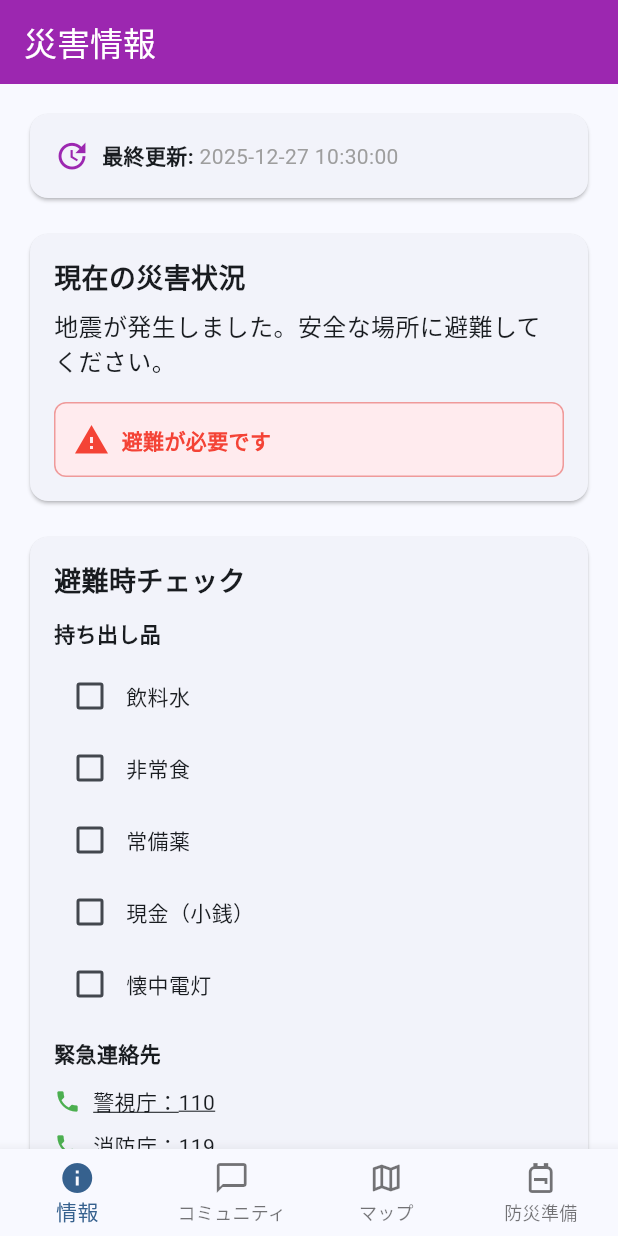
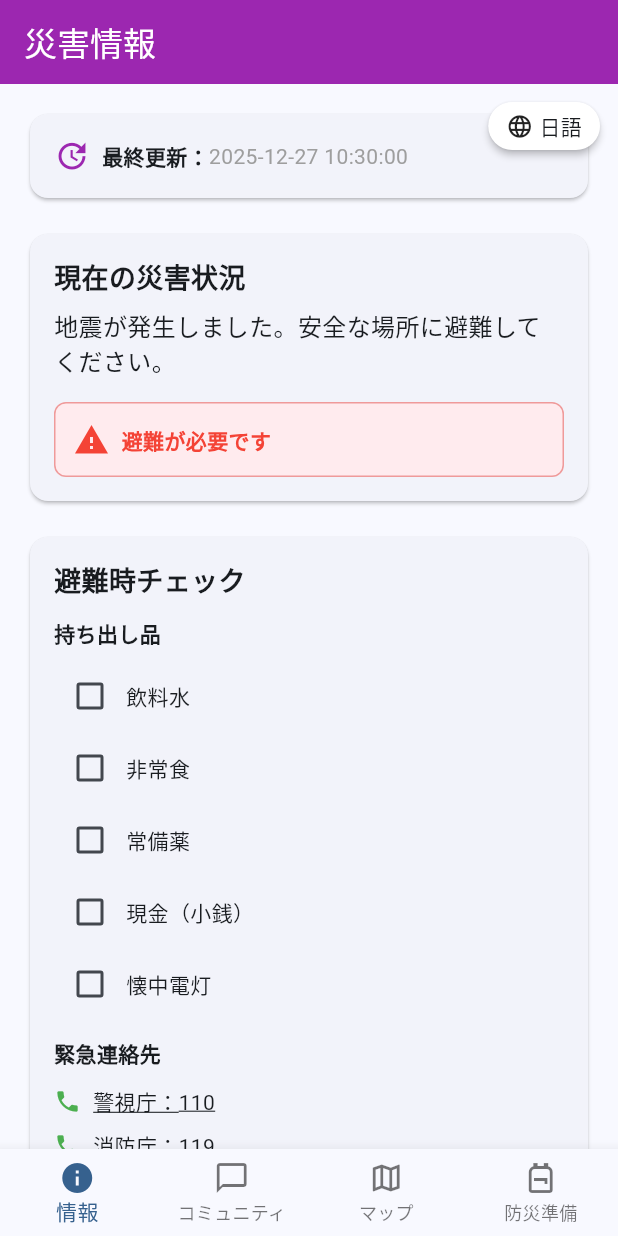
Before and after one commit to SolaIntegral/udc2025, a Flutter app: the screen it shows after launch, on a phone screen of 412 x 824 dp. Run offline on Flutter 3.47's test engine with Material 3 defaults, Android fonts, the phone set to English and light mode, and no system bars; our stand-ins replace flutter_map, flutter_riverpod, freezed_annotation, go_router, latlong2, riverpod_annotation and 1 more; generated files the repository leaves out were written again.

Commit message:
feat: Add mulilingual function

```diff
--- /dev/null
+++ b/lib/core/providers/language_provider.dart
@@ -0,0 +1,22 @@
+import 'package:riverpod_annotation/riverpod_annotation.dart';
+
+part 'language_provider.g.dart';
+
+/// アプリ内で使用する言語
+enum AppLanguage {
+  ja,
+  en,
+  zh,
+  ko,
+}
+
+@riverpod
+class Language extends _$Language {
+  @override
+  AppLanguage build() => AppLanguage.ja;
+
+  /// 言語を切り替える
+  void setLanguage(AppLanguage lang) {
+    state = lang;
+  }
+}
--- a/lib/features/home/presentation/pages/home_page.dart
+++ b/lib/features/home/presentation/pages/home_page.dart
@@ -6,8 +6,12 @@ import '../../../communication/presentation/pages/communication_page.dart';
 import '../../../map/presentation/pages/map_page.dart';
 import '../../../emergency/presentation/pages/emergency_status_page.dart';
 
+import '../../../../core/i18n/app_strings.dart' as strings;
+import '../../../../core/providers/language_provider.dart';
+
 /// ホーム画面
 /// BottomNavigationBarで画面を切り替える
+/// 表示文言は多言語対応（LanguageProvider）
 class HomePage extends ConsumerStatefulWidget {
   const HomePage({super.key});
 
@@ -27,6 +31,8 @@ class _HomePageState extends ConsumerState<HomePage> {
 
   @override
   Widget build(BuildContext context) {
+    final lang = ref.watch(languageProvider);
+
     return Scaffold(
       body: _pages[_currentIndex],
       bottomNavigationBar: BottomNavigationBar(
@@ -37,26 +43,26 @@ class _HomePageState extends ConsumerState<HomePage> {
           });
         },
         type: BottomNavigationBarType.fixed,
-        items: const [
+        items: [
           BottomNavigationBarItem(
-            icon: Icon(Icons.info_outline),
-            activeIcon: Icon(Icons.info),
-            label: '情報',
+            icon: const Icon(Icons.info_outline),
+            activeIcon: const Icon(Icons.info),
+            label: strings.t('tab_info', lang),
           ),
           BottomNavigationBarItem(
-            icon: Icon(Icons.chat_bubble_outline),
-            activeIcon: Icon(Icons.chat_bubble),
-            label: 'コミュニティ',
+            icon: const Icon(Icons.chat_bubble_outline),
+            activeIcon: const Icon(Icons.chat_bubble),
+            label: strings.t('tab_community', lang),
           ),
           BottomNavigationBarItem(
-            icon: Icon(Icons.map_outlined),
-            activeIcon: Icon(Icons.map),
-            label: 'マップ',
+            icon: const Icon(Icons.map_outlined),
+            activeIcon: const Icon(Icons.map),
+            label: strings.t('tab_map', lang),
           ),
           BottomNavigationBarItem(
-            icon: Icon(Icons.backpack_outlined),
-            activeIcon: Icon(Icons.backpack),
-            label: '防災準備',
+            icon: const Icon(Icons.backpack_outlined),
+            activeIcon: const Icon(Icons.backpack),
+            label: strings.t('tab_preparedness', lang),
           ),
         ],
       ),
--- a/lib/features/info/presentation/pages/info_page.dart
+++ b/lib/features/info/presentation/pages/info_page.dart
@@ -1,6 +1,8 @@
 import 'package:flutter/material.dart';
 import 'package:flutter_riverpod/flutter_riverpod.dart';
 import '../../../emergency/presentation/providers/emergency_preparedness_provider.dart';
+import '../../../../core/providers/language_provider.dart';
+import '../../../../core/i18n/app_strings.dart';
 
 /// 情報・更新画面（紫のヘッダー）
 /// 災害情報、避難情報、最終更新日時などを表示
@@ -14,13 +16,17 @@ class InfoPage extends ConsumerStatefulWidget {
 class _InfoPageState extends ConsumerState<InfoPage> {
   @override
   Widget build(BuildContext context) {
+    final lang = ref.watch(languageProvider);
+
     return Scaffold(
       appBar: AppBar(
-        title: const Text('災害情報'),
+        title: Text(t('info_title', lang)),
         backgroundColor: Colors.purple,
         foregroundColor: Colors.white,
       ),
-      body: SingleChildScrollView(
+      body: Stack(
+        children: [
+          SingleChildScrollView(
             padding: const EdgeInsets.all(16.0),
             child: Column(
               crossAxisAlignment: CrossAxisAlignment.start,
@@ -33,9 +39,9 @@ class _InfoPageState extends ConsumerState<InfoPage> {
                       children: [
                         const Icon(Icons.update, color: Colors.purple),
                         const SizedBox(width: 8),
-                    const Text(
-                      '最終更新: ',
-                      style: TextStyle(fontWeight: FontWeight.bold),
+                        Text(
+                          t('last_updated', lang),
+                          style: const TextStyle(fontWeight: FontWeight.bold),
                         ),
                         Text(
                           DateTime.now().toString().substring(0, 19),
@@ -47,24 +53,24 @@ class _InfoPageState extends ConsumerState<InfoPage> {
                 ),
                 const SizedBox(height: 16),
 
-            // 災害についての説明と避難の必要性
+                // 現在の災害状況
                 Card(
                   child: Padding(
                     padding: const EdgeInsets.all(16.0),
                     child: Column(
                       crossAxisAlignment: CrossAxisAlignment.start,
                       children: [
-                    const Text(
-                      '現在の災害状況',
-                      style: TextStyle(
+                        Text(
+                          t('current_disaster', lang),
+                          style: const TextStyle(
                             fontSize: 18,
                             fontWeight: FontWeight.bold,
                           ),
                         ),
                         const SizedBox(height: 8),
-                    const Text(
-                      '地震が発生しました。安全な場所に避難してください。',
-                      style: TextStyle(fontSize: 16),
+                        Text(
+                          t('earthquake_message', lang),
+                          style: const TextStyle(fontSize: 16),
                         ),
                         const SizedBox(height: 16),
                         Container(
@@ -74,14 +80,14 @@ class _InfoPageState extends ConsumerState<InfoPage> {
                             borderRadius: BorderRadius.circular(8),
                             border: Border.all(color: Colors.red.shade200),
                           ),
-                      child: const Row(
+                          child: Row(
                             children: [
-                          Icon(Icons.warning, color: Colors.red),
-                          SizedBox(width: 8),
+                              const Icon(Icons.warning, color: Colors.red),
+                              const SizedBox(width: 8),
                               Expanded(
                                 child: Text(
-                              '避難が必要です',
-                              style: TextStyle(
+                                  t('evacuation_required', lang),
+                                  style: const TextStyle(
                                     color: Colors.red,
                                     fontWeight: FontWeight.bold,
                                   ),
@@ -96,10 +102,11 @@ class _InfoPageState extends ConsumerState<InfoPage> {
                 ),
                 const SizedBox(height: 16),
 
-            // 防災準備（持ち出し品・緊急連絡先）
+                // 防災準備
                 Consumer(
                   builder: (context, ref, _) {
-                final preparedness = ref.watch(emergencyPreparednessProvider);
+                    final preparedness =
+                        ref.watch(emergencyPreparednessProvider);
 
                     return Card(
                       child: Padding(
@@ -107,19 +114,18 @@ class _InfoPageState extends ConsumerState<InfoPage> {
                         child: Column(
                           crossAxisAlignment: CrossAxisAlignment.start,
                           children: [
-                        const Text(
-                          '避難時チェック',
-                          style: TextStyle(
+                            Text(
+                              t('evacuation_check', lang),
+                              style: const TextStyle(
                                 fontSize: 18,
                                 fontWeight: FontWeight.bold,
                               ),
                             ),
                             const SizedBox(height: 12),
 
-                        // 持ち出し品
-                        const Text(
-                          '持ち出し品',
-                          style: TextStyle(fontWeight: FontWeight.bold),
+                            Text(
+                              t('evacuation_items', lang),
+                              style: const TextStyle(fontWeight: FontWeight.bold),
                             ),
                             const SizedBox(height: 8),
                             ...preparedness.items.map(
@@ -129,7 +135,9 @@ class _InfoPageState extends ConsumerState<InfoPage> {
                                     value: item.checked,
                                     onChanged: (_) {
                                       ref
-                                      .read(emergencyPreparednessProvider.notifier)
+                                          .read(
+                                              emergencyPreparednessProvider
+                                                  .notifier)
                                           .toggleItem(item.id);
                                     },
                                   ),
@@ -140,10 +148,9 @@ class _InfoPageState extends ConsumerState<InfoPage> {
 
                             const SizedBox(height: 12),
 
-                        // 緊急連絡先
-                        const Text(
-                          '緊急連絡先',
-                          style: TextStyle(fontWeight: FontWeight.bold),
+                            Text(
+                              t('emergency_contacts', lang),
+                              style: const TextStyle(fontWeight: FontWeight.bold),
                             ),
                             const SizedBox(height: 8),
                             ...preparedness.contacts.map(
@@ -154,30 +161,30 @@ class _InfoPageState extends ConsumerState<InfoPage> {
                                     barrierDismissible: false,
                                     builder: (context) {
                                       return AlertDialog(
-                                    title: const Text('通話中'),
+                                        title: Text(t('calling', lang)),
                                         content: Column(
                                           mainAxisSize: MainAxisSize.min,
                                           children: [
-                                        const Icon(
-                                          Icons.phone_in_talk,
+                                            const Icon(Icons.phone_in_talk,
                                                 size: 48,
-                                          color: Colors.green,
+                                                color: Colors.green),
+                                            const SizedBox(height: 12),
+                                            Text(
+                                              '${contact.name}${t('calling_suffix', lang)}',
                                             ),
-                                        const SizedBox(height: 12),
-                                        Text('${contact.name} に発信中…'),
                                             const SizedBox(height: 4),
                                             Text(
                                               contact.phone,
-                                          style: const TextStyle(color: Colors.grey),
+                                              style: const TextStyle(
+                                                  color: Colors.grey),
                                             ),
                                           ],
                                         ),
                                         actions: [
                                           TextButton(
-                                        onPressed: () {
-                                          Navigator.of(context).pop();
-                                        },
-                                        child: const Text('キャンセル'),
+                                            onPressed: () =>
+                                                Navigator.of(context).pop(),
+                                            child: Text(t('cancel', lang)),
                                           ),
                                         ],
                                       );
@@ -185,15 +192,18 @@ class _InfoPageState extends ConsumerState<InfoPage> {
                                   );
                                 },
                                 child: Padding(
-                              padding: const EdgeInsets.symmetric(vertical: 4.0),
+                                  padding: const EdgeInsets.symmetric(
+                                      vertical: 4.0),
                                   child: Row(
                                     children: [
-                                  const Icon(Icons.phone, size: 18, color: Colors.green),
+                                      const Icon(Icons.phone,
+                                          size: 18, color: Colors.green),
                                       const SizedBox(width: 8),
                                       Text(
                                         '${contact.name}：${contact.phone}',
                                         style: const TextStyle(
-                                      decoration: TextDecoration.underline,
+                                          decoration:
+                                              TextDecoration.underline,
                                         ),
                                       ),
                                     ],
@@ -216,9 +226,9 @@ class _InfoPageState extends ConsumerState<InfoPage> {
                     child: Column(
                       crossAxisAlignment: CrossAxisAlignment.start,
                       children: [
-                    const Text(
-                      '避難情報',
-                      style: TextStyle(
+                        Text(
+                          t('evacuation_info', lang),
+                          style: const TextStyle(
                             fontSize: 18,
                             fontWeight: FontWeight.bold,
                           ),
@@ -226,14 +236,14 @@ class _InfoPageState extends ConsumerState<InfoPage> {
                         const SizedBox(height: 16),
                         _buildInfoRow(
                           icon: Icons.help_outline,
-                      title: 'なぜ避難するか',
-                      content: '建物の倒壊や火災の危険があります。',
+                          title: t('why_evacuate', lang),
+                          content: t('why_evacuate_desc', lang),
                         ),
                         const SizedBox(height: 12),
                         _buildInfoRow(
                           icon: Icons.timer,
-                      title: '避難までの時間',
-                      content: '30分以内に避難を開始してください。',
+                          title: t('evacuation_time', lang),
+                          content: t('evacuation_time_desc', lang),
                         ),
                       ],
                     ),
@@ -241,16 +251,16 @@ class _InfoPageState extends ConsumerState<InfoPage> {
                 ),
                 const SizedBox(height: 16),
 
-            // コラムセクション（女性問題、応急処置）
+                // コラム
                 Card(
                   child: Padding(
                     padding: const EdgeInsets.all(16.0),
                     child: Column(
                       crossAxisAlignment: CrossAxisAlignment.start,
                       children: [
-                    const Text(
-                      'コラム',
-                      style: TextStyle(
+                        Text(
+                          t('column', lang),
+                          style: const TextStyle(
                             fontSize: 18,
                             fontWeight: FontWeight.bold,
                           ),
@@ -258,14 +268,14 @@ class _InfoPageState extends ConsumerState<InfoPage> {
                         const SizedBox(height: 16),
                         _buildColumnItem(
                           icon: Icons.person_outline,
-                      title: '女性向け情報',
-                      content: '避難所での安全対策や必要な物品について',
+                          title: t('women_info', lang),
+                          content: t('women_info_desc', lang),
                         ),
                         const Divider(),
                         _buildColumnItem(
                           icon: Icons.medical_services,
-                      title: '応急処置',
-                      content: '怪我をした場合の基本的な応急処置方法',
+                          title: t('first_aid', lang),
+                          content: t('first_aid_desc', lang),
                         ),
                       ],
                     ),
@@ -273,6 +283,15 @@ class _InfoPageState extends ConsumerState<InfoPage> {
                 ),
               ],
             ),
+          ),
+
+          /// 言語切替ボタン
+          Positioned(
+            top: 12,
+            right: 12,
+            child: _LanguageSwitcher(),
+          ),
+        ],
       ),
     );
   }
@@ -291,18 +310,13 @@ class _InfoPageState extends ConsumerState<InfoPage> {
           child: Column(
             crossAxisAlignment: CrossAxisAlignment.start,
             children: [
-              Text(
-                title,
+              Text(title,
                   style: const TextStyle(
-                  fontWeight: FontWeight.bold,
-                  fontSize: 16,
-                ),
-              ),
+                      fontWeight: FontWeight.bold, fontSize: 16)),
               const SizedBox(height: 4),
-              Text(
-                content,
-                style: const TextStyle(fontSize: 14, color: Colors.grey),
-              ),
+              Text(content,
+                  style:
+                      const TextStyle(fontSize: 14, color: Colors.grey)),
             ],
           ),
         ),
@@ -316,9 +330,7 @@ class _InfoPageState extends ConsumerState<InfoPage> {
     required String content,
   }) {
     return InkWell(
-      onTap: () {
-        // TODO: コラム詳細ページへ遷移
-      },
+      onTap: () {},
       child: Padding(
         padding: const EdgeInsets.symmetric(vertical: 8.0),
         child: Row(
@@ -329,18 +341,13 @@ class _InfoPageState extends ConsumerState<InfoPage> {
               child: Column(
                 crossAxisAlignment: CrossAxisAlignment.start,
                 children: [
-                  Text(
-                    title,
+                  Text(title,
                       style: const TextStyle(
-                      fontWeight: FontWeight.bold,
-                      fontSize: 16,
-                    ),
-                  ),
+                          fontWeight: FontWeight.bold, fontSize: 16)),
                   const SizedBox(height: 4),
-                  Text(
-                    content,
-                    style: const TextStyle(fontSize: 14, color: Colors.grey),
-                  ),
+                  Text(content,
+                      style: const TextStyle(
+                          fontSize: 14, color: Colors.grey)),
                 ],
               ),
             ),
@@ -351,3 +358,66 @@ class _InfoPageState extends ConsumerState<InfoPage> {
     );
   }
 }
+
+/// 右上の言語切替ウィジェット
+/// ボタン直下に選択肢を表示する（PopupMenu）
+class _LanguageSwitcher extends ConsumerWidget {
+  @override
+  Widget build(BuildContext context, WidgetRef ref) {
+    final lang = ref.watch(languageProvider);
+
+    return PopupMenuButton<AppLanguage>(
+      offset: const Offset(0, 36), // ボタンの少し下に表示
+      onSelected: (selected) {
+        ref.read(languageProvider.notifier).setLanguage(selected);
+      },
+      itemBuilder: (context) => [
+        PopupMenuItem(
+          value: AppLanguage.ja,
+          child: const Text('日語'),
+        ),
+        PopupMenuItem(
+          value: AppLanguage.en,
+          child: const Text('English'),
+        ),
+        PopupMenuItem(
+          value: AppLanguage.zh,
+          child: const Text('简体中文'),
+        ),
+        PopupMenuItem(
+          value: AppLanguage.ko,
+          child: const Text('한국어'),
+        ),
+      ],
+      child: Material(
+        elevation: 2,
+        borderRadius: BorderRadius.circular(20),
+        color: Colors.white,
+        child: Padding(
+          padding: const EdgeInsets.symmetric(horizontal: 12, vertical: 6),
+          child: Row(
+            children: [
+              const Icon(Icons.language, size: 18),
+              const SizedBox(width: 4),
+              Text(_currentLabel(lang)),
+            ],
+          ),
+        ),
+      ),
+    );
+  }
+
+  /// 現在選択中の言語表示
+  String _currentLabel(AppLanguage lang) {
+  switch (lang) {
+    case AppLanguage.ja:
+      return '日語';
+    case AppLanguage.en:
+      return 'English';
+    case AppLanguage.zh:
+      return '简体中文';
+    case AppLanguage.ko:
+      return '한국어';
+  }
+}
+}
```
Also changed, not shown: lib/core/i18n/app_strings.dart (added, +238 -0 lines), lib/core/providers/language_provider.g.dart (added). Lines whose indentation alone changed are shown as unchanged.
